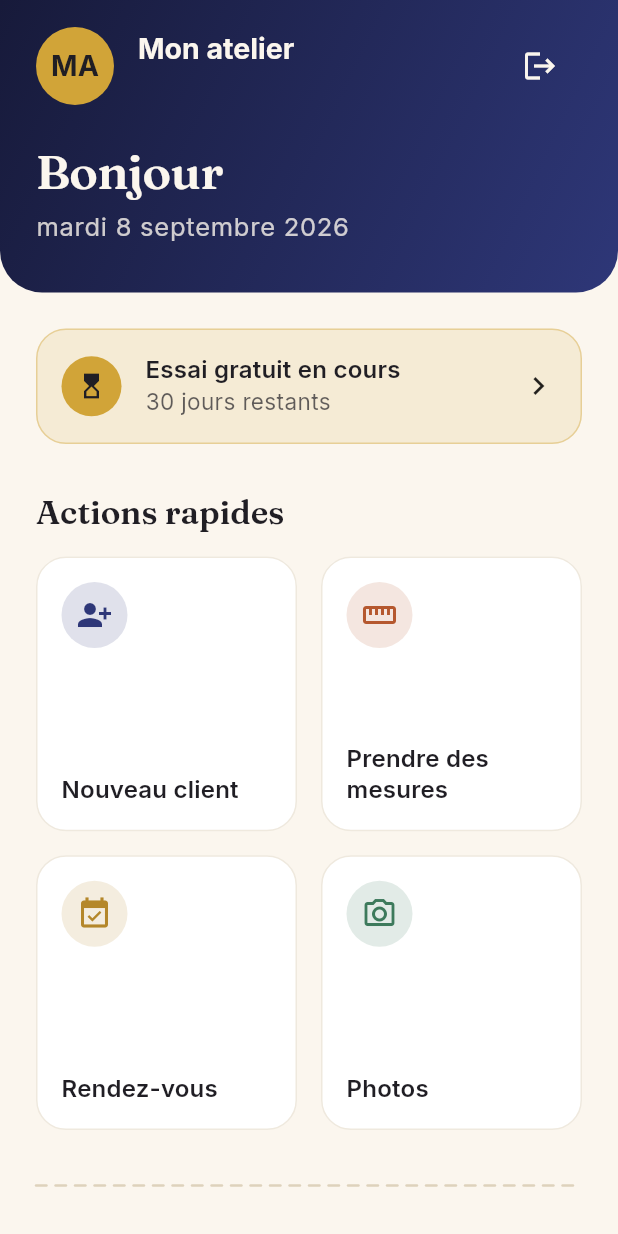
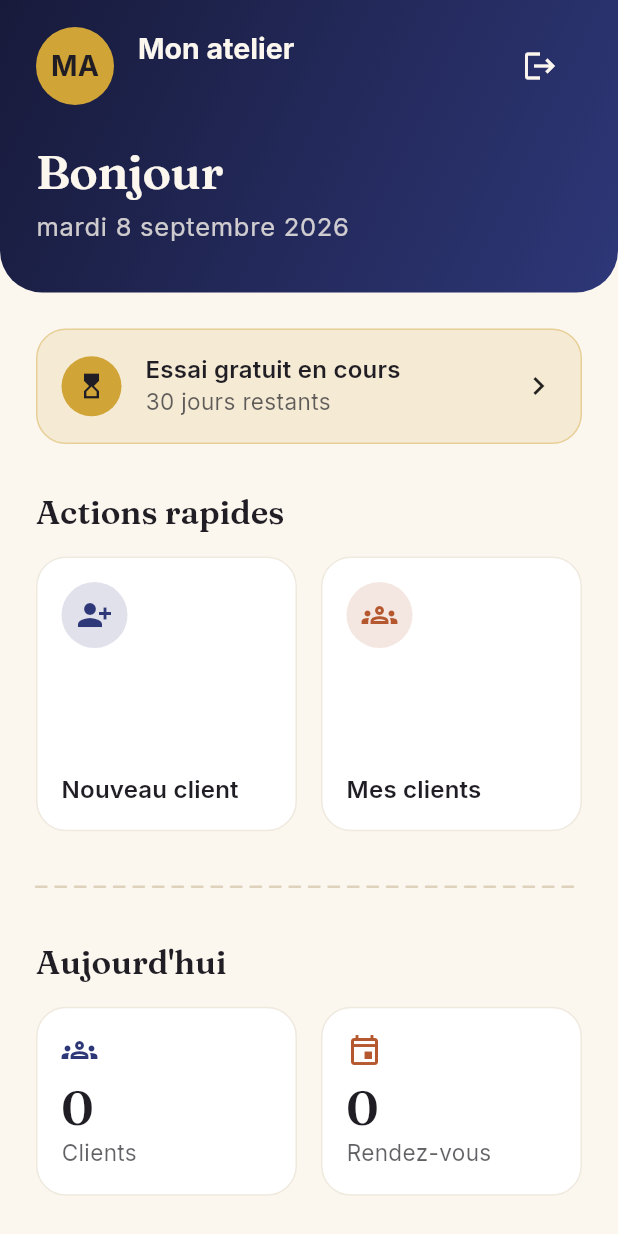
Before and after one commit to ouattaradanou-debug/forevercare-ai, a Flutter app: the screen it shows once a user with an empty profile is signed in, on a phone screen of 412 x 824 dp. Run offline on Flutter 3.47's test engine with Material 3 defaults, Android fonts, the phone set to English and light mode, and no system bars; our stand-ins replace cached_network_image, connectivity_plus, drift, drift_flutter, flutter_image_compress, flutter_riverpod and 4 more; accounts and stored records are empty; generated files the repository leaves out were written again.

Commit message:
Retire les actions rapides d'accueil non fonctionnelles (Prendre des mesures, Rendez-vous, Finances/Photos)
Ces boutons n'avaient aucun onTap réel (Phase 3, pas encore
construite) — remontée par test utilisateur sur téléphone : les
mesures d'un client se prennent déjà dans le formulaire "Nouveau
client" (section Mesures), un bouton d'accueil séparé qui ne fait
rien n'a pas sa place. Remplacé par "Mes clients", qui pointe vers
l'écran de liste des clients déjà existant.

```diff
--- a/lib/features/home/presentation/home_page.dart
+++ b/lib/features/home/presentation/home_page.dart
@@ -91,31 +91,11 @@ class HomePage extends ConsumerWidget {
                         onTap: () => context.push('/clients/nouveau'),
                       ),
                       HomeActionCard(
-                        icone: Icons.straighten,
-                        libelle: 'Prendre des mesures',
+                        icone: Icons.groups_outlined,
+                        libelle: 'Mes clients',
                         couleurAccent: AppColors.terracotta600,
-                        onTap: () {},
+                        onTap: () => context.push('/clients'),
                       ),
-                      HomeActionCard(
-                        icone: Icons.event_available,
-                        libelle: 'Rendez-vous',
-                        couleurAccent: AppColors.or600,
-                        onTap: () {},
-                      ),
-                      if (estProprietaire)
-                        HomeActionCard(
-                          icone: Icons.savings_outlined,
-                          libelle: 'Finances',
-                          couleurAccent: AppColors.succes,
-                          onTap: () {},
-                        )
-                      else
-                        HomeActionCard(
-                          icone: Icons.photo_camera_outlined,
-                          libelle: 'Photos',
-                          couleurAccent: AppColors.succes,
-                          onTap: () {},
-                        ),
                       if (estProprietaire)
                         HomeActionCard(
                           icone: Icons.groups_2_outlined,
```
